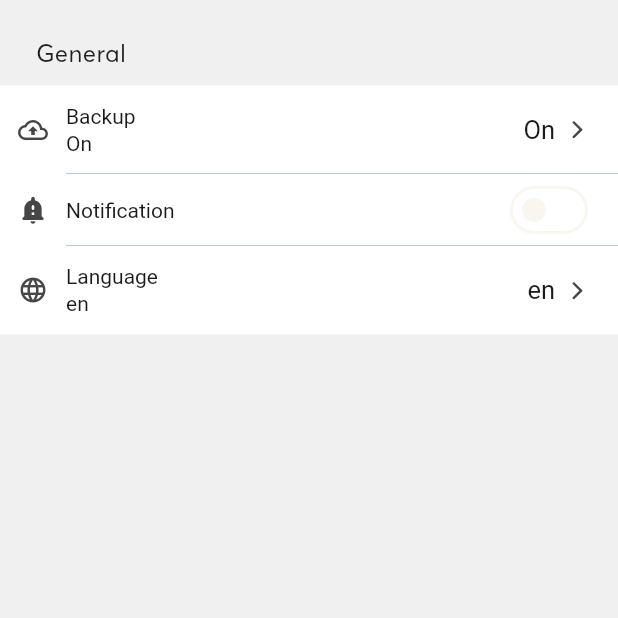
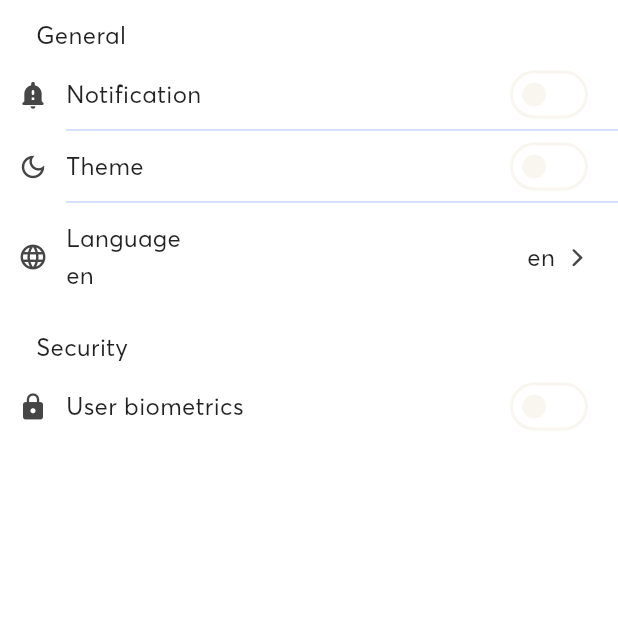
Before and after one commit to nguyenhan-se/erb_flutter_boilerplate, a Flutter app: the SettingScreen screen opened directly, on a phone screen of 412 x 824 dp, the top half of it. Run offline on Flutter 3.47's test engine with Material 3 defaults, Android fonts, the light colour scheme and no system bars; our stand-ins replace auto_route, dart_mappable, dartx, device_info_plus, dio, flutter_hooks and 8 more; missing offline and left inert: android_id, app_settings, env, flutter_flavor, talker_dio_logger; accounts and stored records are empty; generated files the repository leaves out were written again.

Commit message:
perf: update erb_setting widget

```diff
--- a/lib/core/features/app_settings/application/app_settings_service.dart
+++ b/lib/core/features/app_settings/application/app_settings_service.dart
@@ -40,6 +40,12 @@ class AppSettingsService extends _$AppSettingsService {
 }
 
 @riverpod
+bool isDarkMode(IsDarkModeRef ref) {
+  final appSettings = ref.watch(appSettingsServiceProvider);
+  return appSettings.darkMode;
+}
+
+@riverpod
 ThemeMode currentAppThemeMode(CurrentAppThemeModeRef ref) {
   final appSettings = ref.watch(appSettingsServiceProvider);
   return appSettings.systemThemeMode
--- a/lib/features/home/screens/home_screen.dart
+++ b/lib/features/home/screens/home_screen.dart
@@ -3,7 +3,6 @@ import 'package:flutter/material.dart';
 import 'package:hooks_riverpod/hooks_riverpod.dart';
 
 import 'package:erb_flutter_boilerplate/routes/routes.dart';
-import 'package:erb_flutter_boilerplate/core/features/app_settings/application/application.dart';
 import 'package:erb_flutter_boilerplate/core/infrastructure/services/app_env_service.dart';
 
 @RoutePage()
@@ -21,18 +20,6 @@ class HomeScreen extends HookConsumerWidget {
             Text(
               'App env:  ${appEnv.baseUrl}',
             ),
-            ERbElevatedButton(
-                enableGradient: true,
-                blockButton: true,
-                onPressed: () => ref
-                    .read(appSettingsServiceProvider.notifier)
-                    .toggleDarkMode(),
-                position: ERbPosition.end,
-                icon: const Icon(
-                  Icons.audiotrack,
-                  size: 30.0,
-                ),
-                label: 'Toggle theme'),
             ERbOutlineGradientButton(
               strokeWidth: 3,
               onTap: () => AutoRouter.of(context).push(const HomeDetailRoute()),
--- a/lib/features/settings/screens/settings_screen.dart
+++ b/lib/features/settings/screens/settings_screen.dart
@@ -3,6 +3,7 @@ import 'package:flutter/material.dart';
 import 'package:hooks_riverpod/hooks_riverpod.dart';
 
 import 'package:erb_flutter_boilerplate/routes/routes.dart';
+import 'package:erb_flutter_boilerplate/core/features/app_settings/application/application.dart';
 
 @RoutePage()
 class SettingScreen extends HookConsumerWidget {
@@ -16,17 +17,21 @@ class SettingScreen extends HookConsumerWidget {
             ERbSettingsSection(
               title: const Text('General'),
               tiles: <ERbSettingsTile>[
-                ERbSettingsTile.navigation(
-                  leading: const Icon(Icons.backup_outlined),
-                  title: const Text('Backup'),
-                  value: const Text('On'),
-                  onPressed: (context) {},
-                ),
                 ERbSettingsTile.switchTile(
                   leading: const Icon(Icons.notification_important_rounded),
                   title: const Text('Notification'),
                   initialValue: false,
                   onToggle: (bool value) {},
+                ),
+                ERbSettingsTile.switchTile(
+                  leading: const Icon(Icons.dark_mode_outlined),
+                  title: const Text('Theme'),
+                  initialValue: ref.watch(isDarkModeProvider),
+                  onToggle: (bool value) {
+                    ref
+                        .watch(appSettingsServiceProvider.notifier)
+                        .toggleDarkMode();
+                  },
                 ),
                 ERbSettingsTile.navigation(
                   leading: const Icon(Icons.language_outlined),
@@ -41,6 +46,17 @@ class SettingScreen extends HookConsumerWidget {
                 ),
               ],
             ),
+            ERbSettingsSection(
+              title: const Text('Security'),
+              tiles: <ERbSettingsTile>[
+                ERbSettingsTile.switchTile(
+                  leading: const Icon(Icons.lock),
+                  title: const Text('User biometrics'),
+                  initialValue: false,
+                  onToggle: (bool value) {},
+                ),
+              ],
+            ),
           ],
         ),
       ),
--- a/packages/erb_ui/lib/src/widgets/erb_settings/settings_list.dart
+++ b/packages/erb_ui/lib/src/widgets/erb_settings/settings_list.dart
@@ -19,7 +19,7 @@ class ERbSettingsList extends StatelessWidget {
   @override
   Widget build(BuildContext context) {
     return Container(
-      color: const Color.fromRGBO(240, 240, 240, 1),
+      // color: Theme.of(context).colorScheme.onSurface,
       width: MediaQuery.of(context).size.width,
       alignment: Alignment.center,
       child: ListView.builder(
--- a/packages/erb_ui/lib/src/widgets/erb_settings/settings_section.dart
+++ b/packages/erb_ui/lib/src/widgets/erb_settings/settings_section.dart
@@ -27,15 +27,15 @@ class ERbSettingsSection extends StatelessWidget {
       children: [
         Padding(
           padding: EdgeInsetsDirectional.only(
-            top: scaleFactor.scale(24),
-            bottom: scaleFactor.scale(10),
+            top: scaleFactor.scale(12),
+            bottom: scaleFactor.scale(4),
             start: 24,
             end: 24,
           ),
           child: title!,
         ),
         Container(
-          color: Colors.white,
+          // color: Colors.white,
           child: tileList,
         ),
       ],
--- a/packages/erb_ui/lib/src/widgets/erb_settings/settings_tile.dart
+++ b/packages/erb_ui/lib/src/widgets/erb_settings/settings_tile.dart
@@ -136,45 +136,16 @@ class ERbSettingsTile extends StatelessWidget {
                               child: Column(
                                 crossAxisAlignment: CrossAxisAlignment.start,
                                 children: [
-                                  DefaultTextStyle(
-                                    style: TextStyle(
-                                      color: enabled
-                                          ? const Color.fromARGB(
-                                              255, 27, 27, 27)
-                                          : const Color.fromARGB(
-                                              255, 146, 144, 148),
-                                      fontSize: 14,
-                                      fontWeight: FontWeight.w400,
-                                    ),
-                                    child: title,
-                                  ),
+                                  title,
                                   if (value != null)
                                     Padding(
                                       padding: const EdgeInsets.only(top: 2.0),
-                                      child: DefaultTextStyle(
-                                        style: TextStyle(
-                                          color: enabled
-                                              ? const Color.fromARGB(
-                                                  255, 27, 27, 27)
-                                              : const Color.fromARGB(
-                                                  255, 146, 144, 148),
-                                        ),
-                                        child: value!,
-                                      ),
+                                      child: value!,
                                     )
                                   else if (description != null)
                                     Padding(
                                       padding: const EdgeInsets.only(top: 2.0),
-                                      child: DefaultTextStyle(
-                                        style: TextStyle(
-                                          color: enabled
-                                              ? const Color.fromARGB(
-                                                  255, 27, 27, 27)
-                                              : const Color.fromARGB(
-                                                  255, 146, 144, 148),
-                                        ),
-                                        child: description!,
-                                      ),
+                                      child: description!,
                                     ),
                                 ],
                               ),
@@ -216,15 +187,7 @@ class ERbSettingsTile extends StatelessWidget {
                 : const Color.fromARGB(255, 146, 144, 148),
           ),
         if (tileType == ERbSettingsTileType.navigationTile && value != null)
-          DefaultTextStyle(
-            style: TextStyle(
-              color: enabled
-                  ? const Color.fromARGB(255, 27, 27, 27)
-                  : const Color.fromARGB(255, 146, 144, 148),
-              fontSize: 17,
-            ),
-            child: value!,
-          ),
+          value!,
         if (tileType == ERbSettingsTileType.navigationTile)
           Padding(
             padding: const EdgeInsetsDirectional.only(start: 6, end: 2),
```
